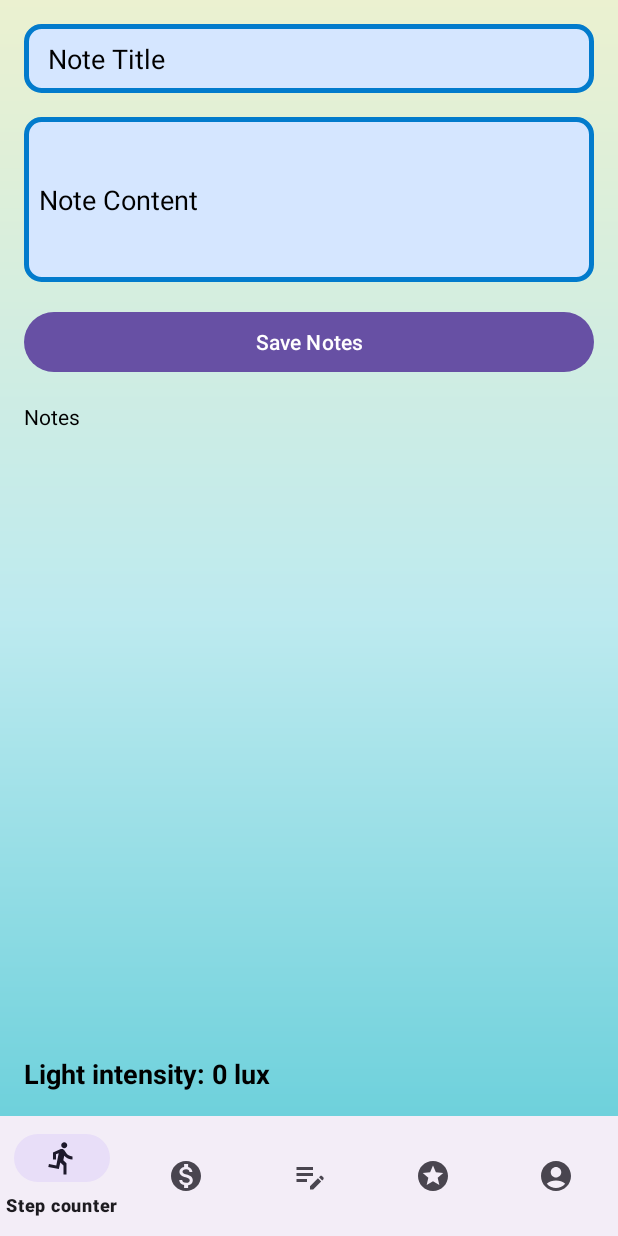
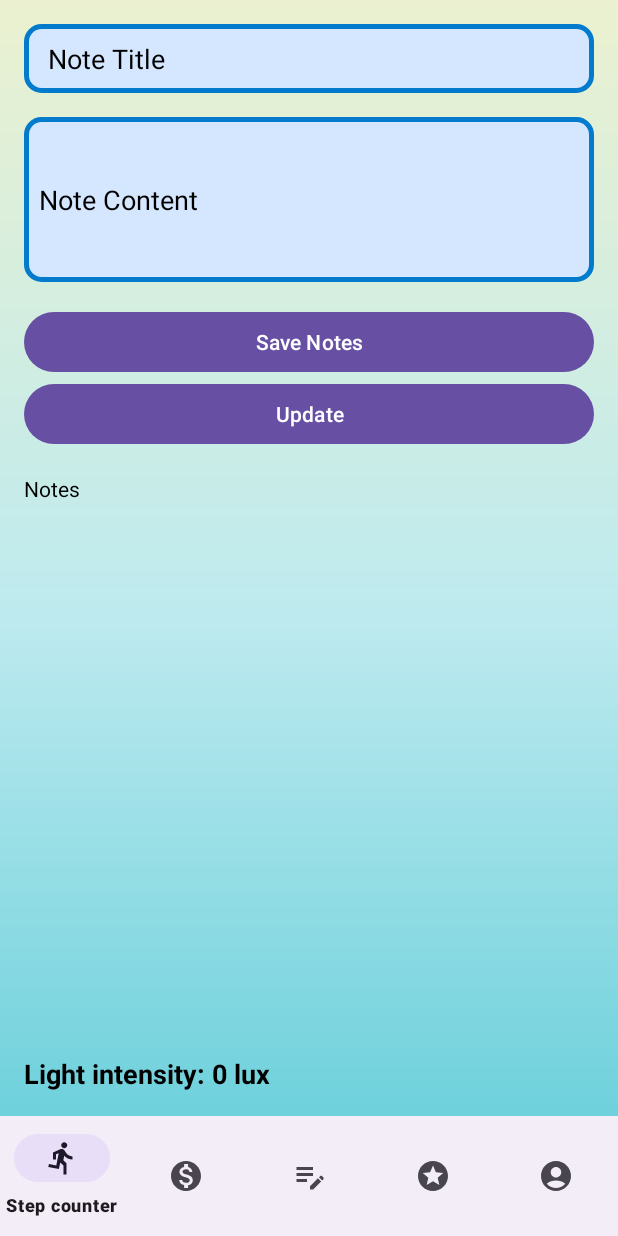
Before and after one commit to jmaimohamed/JetSetGo, an Android app: the fragment MyNoteF placed in its activity, on a phone screen of 412 x 824 dp. Run offline under Robolectric (Android 15) with nearby library versions, the phone set to English and light mode, and no system bars; our stand-ins replace Room's generated code.

```diff
--- a/app/src/main/res/layout/fragment_my_note.xml
+++ b/app/src/main/res/layout/fragment_my_note.xml
@@ -37,6 +37,11 @@
         android:layout_height="wrap_content"
         android:text="Save Notes"
         android:layout_marginTop="16dp"/>
+    <Button
+        android:id="@+id/updateButton"
+        android:layout_width="match_parent"
+        android:layout_height="wrap_content"
+        android:text="Update" />
     <TextView
         android:id="@+id/notesTextView"
         android:layout_width="match_parent"
@@ -57,7 +62,6 @@
             android:orientation="vertical"/>
     </ScrollView>
 
-
     <TextView
         android:id="@+id/lightTextView"
         android:layout_width="wrap_content"
@@ -67,4 +71,5 @@
         android:textSize="18sp"
         android:textColor="@color/black"/>
 
+
 </LinearLayout>
```
Also changed, not shown: app/src/main/java/com/jmaaix/testttttt/MyNoteF.java (+58 -5 lines).
